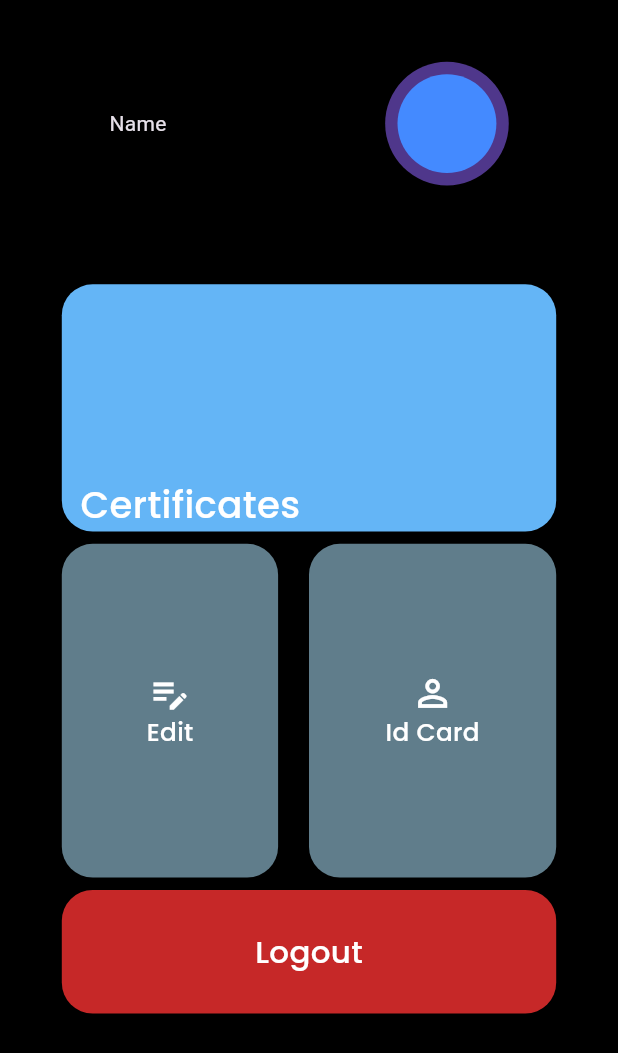
After one commit to angathjr/Hestia-23, a Flutter app: the ProfileView2 screen opened directly, on a phone screen of 412 x 824 dp. The commit adds this screen. Shown: the top 1053 px of the screen. Run offline on Flutter 3.47's test engine with Material 2 defaults, Android fonts, the phone set to English and light mode, and no system bars; our stand-ins replace cached_network_image, carousel_slider, cloud_firestore, firebase_core, firebase_messaging, firebase_storage and 7 more; missing offline and left inert: carbon_icons, stories_editor; accounts and stored records are empty; network calls fail.

Commit message:
profile2

```diff
--- a/lib/navbar/views/navbar_screen.dart
+++ b/lib/navbar/views/navbar_screen.dart
@@ -7,6 +7,7 @@ import 'package:hestia_23/home/views/home_screen.dart';
 import 'package:hestia_23/home/views/leaderboard_card.dart';
 import 'package:hestia_23/notifications/views/notification_screen.dart';
 import 'package:hestia_23/profile/views/profile_screen.dart';
+import 'package:hestia_23/profile/views/profile_screen2.dart';
 
 import '../controllers/navbar_controller.dart';
 
--- /dev/null
+++ b/lib/profile/views/profile_screen2.dart
@@ -0,0 +1,142 @@
+import 'package:flutter/material.dart';
+import 'package:hestia_23/core/Constants..dart';
+
+class ProfileView2 extends StatelessWidget {
+  const ProfileView2({super.key});
+
+  @override
+  Widget build(BuildContext context) {
+    final _size = MediaQuery.of(context).size;
+    final height = _size.height;
+    final width = _size.width;
+    return Scaffold(
+      body: SafeArea(
+        child: Column(
+          // mainAxisAlignment: MainAxisAlignment.start,
+          children: [
+            SizedBox(
+              height: height * 0.05,
+            ),
+            SizedBox(
+              child: Row(
+                mainAxisAlignment: MainAxisAlignment.spaceAround,
+                children: [
+                  Text("Name"),
+                  CircleAvatar(
+                    radius: width * 0.1,
+                    child: CircleAvatar(
+                      radius: width * 0.08,
+                      backgroundColor: Colors.blueAccent,
+                    ),
+                  ),
+                ],
+              ),
+            ),
+            SizedBox(
+              height: height * 0.08,
+            ),
+            Container(
+              decoration: BoxDecoration(
+                color: Colors.blue[300],
+                borderRadius: BorderRadius.circular(width * 0.05),
+              ),
+              width: width * 0.8,
+              height: height * 0.2,
+              child: Align(
+                alignment: Alignment.bottomLeft,
+                child: Row(
+                  children: [
+                    SizedBox(
+                      width: width * 0.03,
+                    ),
+                    Text(
+                      "Certificates",
+                      style: FutTheme.font3.copyWith(fontSize: width * 0.06),
+                    ),
+                  ],
+                ),
+              ),
+            ),
+            SizedBox(
+              height: height * 0.01,
+            ),
+            Row(
+              children: [
+                SizedBox(
+                  width: width * 0.1,
+                ),
+                Container(
+                  decoration: BoxDecoration(
+                    borderRadius: BorderRadius.circular(width * 0.05),
+                    color: Colors.blueGrey,
+                  ),
+                  height: height * 0.27,
+                  width: width * 0.35,
+                  child: Center(
+                    child: Column(
+                      mainAxisAlignment: MainAxisAlignment.center,
+                      crossAxisAlignment: CrossAxisAlignment.center,
+                      children: [
+                        Icon(
+                          Icons.edit_note_outlined,
+                          size: width * 0.07,
+                        ),
+                        Text(
+                          "Edit",
+                          style:
+                              FutTheme.font3.copyWith(fontSize: width * 0.04),
+                        ),
+                      ],
+                    ),
+                  ),
+                ),
+                SizedBox(
+                  width: width * 0.05,
+                ),
+                Container(
+                  decoration: BoxDecoration(
+                    borderRadius: BorderRadius.circular(width * 0.05),
+                    color: Colors.blueGrey,
+                  ),
+                  height: height * 0.27,
+                  width: width * 0.4,
+                  child: Center(
+                      child: Column(
+                    mainAxisAlignment: MainAxisAlignment.center,
+                    children: [
+                      Icon(
+                        Icons.perm_identity_outlined,
+                        size: width * 0.07,
+                      ),
+                      Text(
+                        "Id Card",
+                        style: FutTheme.font3.copyWith(fontSize: width * 0.04),
+                      ),
+                    ],
+                  )),
+                ),
+              ],
+            ),
+            SizedBox(
+              height: height * 0.01,
+            ),
+            Container(
+              decoration: BoxDecoration(
+                color: Colors.red[800],
+                borderRadius: BorderRadius.circular(width * 0.05),
+              ),
+              width: width * 0.8,
+              height: height * 0.1,
+              child: Center(
+                child: Text(
+                  "Logout",
+                  style: FutTheme.font3.copyWith(fontSize: width * 0.05),
+                ),
+              ),
+            ),
+          ],
+        ),
+      ),
+    );
+  }
+}
```
